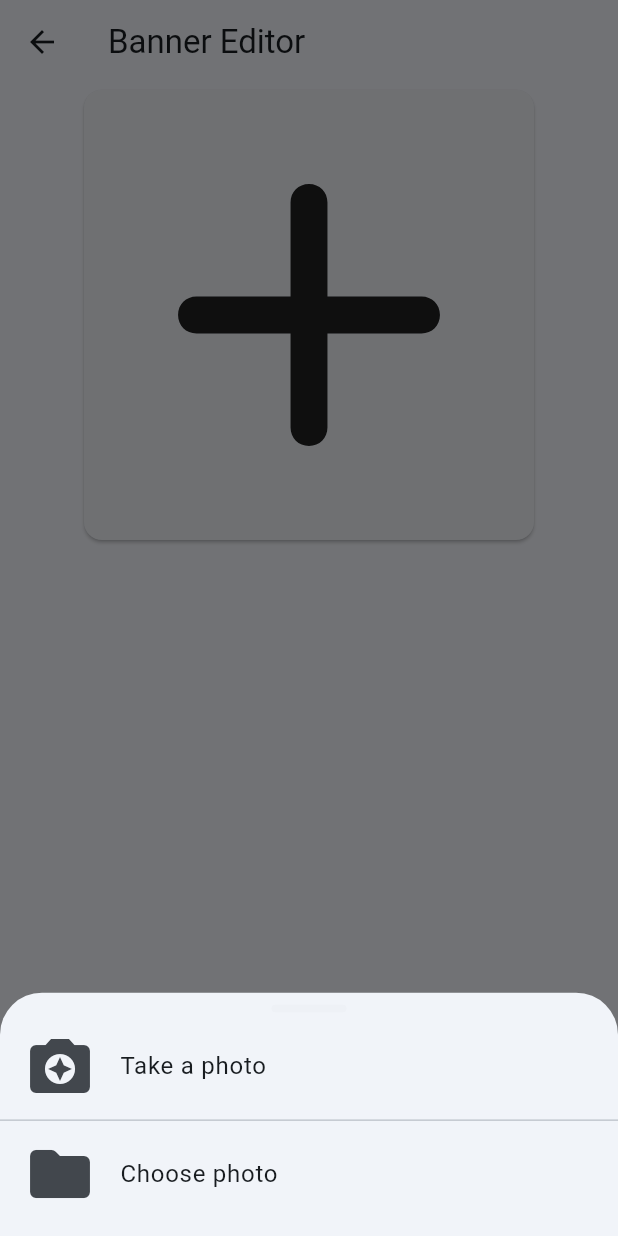
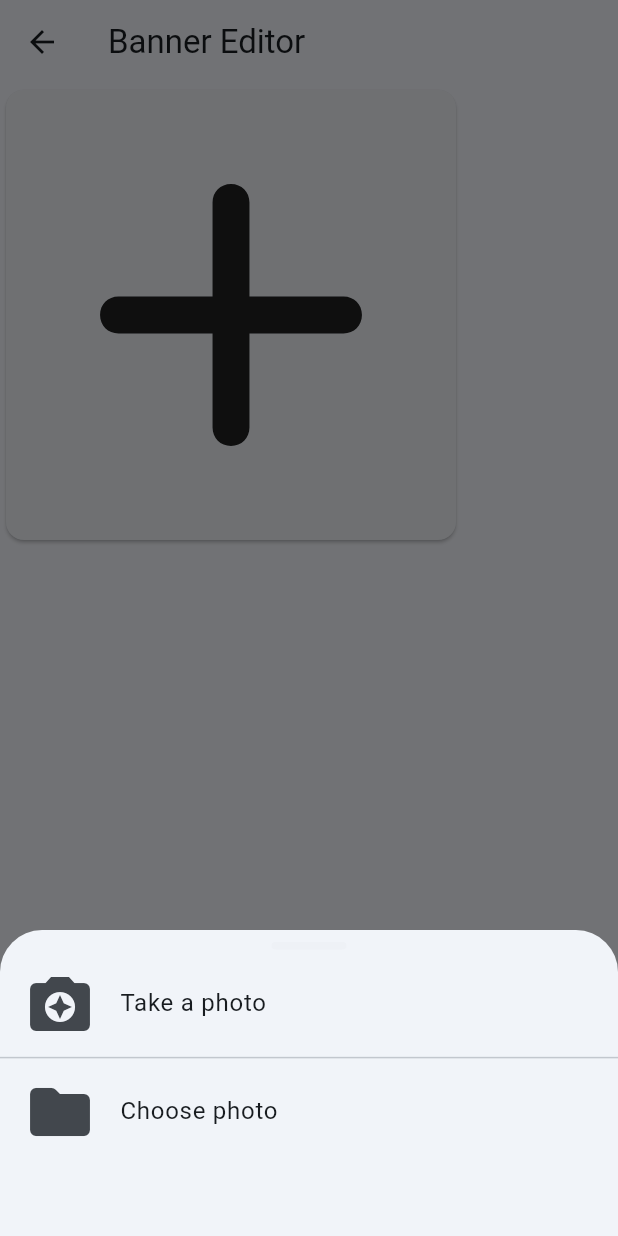
Before and after one commit to kunboy1608/admin_market, a Flutter app: the BannerEditor screen opened directly, after a tap on "Save", on a phone screen of 412 x 824 dp. Run offline on Flutter 3.47's test engine with Material 2 defaults, Android fonts, the phone set to English and light mode, and no system bars; our stand-ins replace cloud_firestore, dio, firebase_auth, firebase_core, firebase_storage, flutter_bloc and 3 more; accounts and stored records are empty.

Commit message:
Improve UI

```diff
--- a/lib/home/banner/banner_editor.dart
+++ b/lib/home/banner/banner_editor.dart
@@ -36,6 +36,7 @@ class _BannerEditorState extends State<BannerEditor> {
     if (widget.banner != null) {
       if (_banner.actuallyLink != null && _banner.actuallyLink!.isNotEmpty) {
         _img = FadeInImage(
+          fit: BoxFit.cover,
           placeholder: const AssetImage('assets/img/loading.gif'),
           image: FileImage(File(_banner.actuallyLink!)),
         );
@@ -97,13 +98,14 @@ class _BannerEditorState extends State<BannerEditor> {
         context: context,
         builder: (context) => DraggableScrollableSheet(
             expand: false,
-            initialChildSize: 0.35,
-            maxChildSize: 0.35,
-            minChildSize: 0.3,
+            initialChildSize: 0.44,
+            maxChildSize: 0.44,
+            minChildSize: 0.35,
             builder: (context, scrollController) {
               return SingleChildScrollView(
                 controller: scrollController,
                 child: Column(
+                  mainAxisAlignment: MainAxisAlignment.spaceBetween,
                   children: [
                     Padding(
                       padding: const EdgeInsets.all(defPading / 2),
@@ -227,13 +229,11 @@ class _BannerEditorState extends State<BannerEditor> {
           tag: 'banner_card_hero${_banner.id ?? ""}',
           child: ClipRRect(
               borderRadius: BorderRadius.circular(defRadius),
-              child: Align(alignment: Alignment.topCenter, child: _img!)),
+              child: _img!),
         ),
       ),
       bottomSheet: ClipRRect(
-        borderRadius: const BorderRadius.only(
-            topLeft: Radius.circular(defRadius),
-            topRight: Radius.circular(defRadius)),
+        borderRadius: BorderRadius.circular(defRadius),
         child: SizedBox(
           height: 60,
           child: Row(
--- a/lib/home/banner/banner_page.dart
+++ b/lib/home/banner/banner_page.dart
@@ -105,7 +105,7 @@ class _BannerPageState extends State<BannerPage>
       floatingActionButton: _isHidenFloatingButton
           ? null
           : FloatingActionButton(
-              heroTag: 'thumbnail',
+              heroTag: 'banner_card_hero',
               onPressed: () {
                 Navigator.push(
                     context,
@@ -113,7 +113,7 @@ class _BannerPageState extends State<BannerPage>
                       builder: (context) => const BannerEditor(),
                     ));
               },
-              child: const Icon(Icons.add_outlined),
+              child: const Icon(Icons.add_rounded),
             ),
     );
   }
--- a/lib/home/order/order_card.dart
+++ b/lib/home/order/order_card.dart
@@ -6,6 +6,7 @@ import 'package:admin_market/service/entity/order_admin_service.dart';
 import 'package:admin_market/service/entity/product_service.dart';
 import 'package:admin_market/service/entity/user_service.dart';
 import 'package:admin_market/util/string_utils.dart';
+import 'package:admin_market/util/widget_util.dart';
 import 'package:flutter/cupertino.dart';
 import 'package:flutter/material.dart';
 import 'package:flutter_bloc/flutter_bloc.dart';
@@ -25,6 +26,9 @@ class OrderCard extends StatelessWidget {
   }
 
   Future<void> _nextStatus(BuildContext context) async {
+    WidgetUtil.showYesNoDialog(context, "Are you CONFIRM this orders?")
+        .then((confirm) {
+      if (confirm != null && confirm == true) {
         // Incre quantity sold
         debugPrint("${order.status}");
         if (order.status == 1) {
@@ -40,6 +44,8 @@ class OrderCard extends StatelessWidget {
           });
         }
         OrderAdminService.instance.forwardStep(order);
+      }
+    });
   }
 
   @override
--- a/lib/home/product/product_page.dart
+++ b/lib/home/product/product_page.dart
@@ -197,7 +197,7 @@ class _HomeState extends State<ProductPage> with AutomaticKeepAliveClientMixin {
                     CupertinoPageRoute(
                         builder: (context) => const ProductEditor()));
               },
-              child: const Icon(Icons.add_outlined),
+              child: const Icon(Icons.add_rounded),
             ),
     );
   }
--- a/lib/home/voucher/voucher_editor.dart
+++ b/lib/home/voucher/voucher_editor.dart
@@ -248,7 +248,6 @@ class _VoucherEditorState extends State<VoucherEditor> {
                     },
                     decoration: InputDecoration(
                         label: const Text("Count"),
-                        hintText: "A value of -1 indicates unlimited usage",
                         helperText: "How many it can be applied",
                         suffixIcon: IconButton(
                             onPressed: () => _countTEC.text = "",
--- a/lib/home/voucher/voucher_page.dart
+++ b/lib/home/voucher/voucher_page.dart
@@ -100,7 +100,7 @@ class _VoucherPageState extends State<VoucherPage>
                       builder: (context) => const VoucherEditor(),
                     ));
               },
-              child: const Icon(Icons.add_outlined),
+              child: const Icon(Icons.add_rounded),
             ),
     );
   }
--- a/lib/util/const.dart
+++ b/lib/util/const.dart
@@ -1,3 +1,3 @@
 const defPading = 16.0;
-const defRadius = 22.5;
+const defRadius = 12.0;
 // const defUrlImage = "https://picsum.photos/250?image=10";
```
Also changed, not shown: lib/home/order/order_editor.dart (+5 -3 lines). Lines whose indentation alone changed are shown as unchanged.
